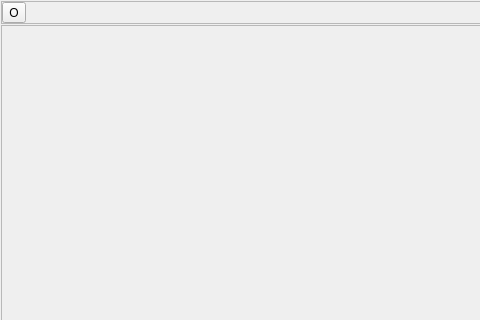
zhaohuarong/AVBrowser, file mainwindow.ui: the form before one commit; both pictures show x 0 to 480 and y 0 to 320 of the 1179 by 616 pixel window.
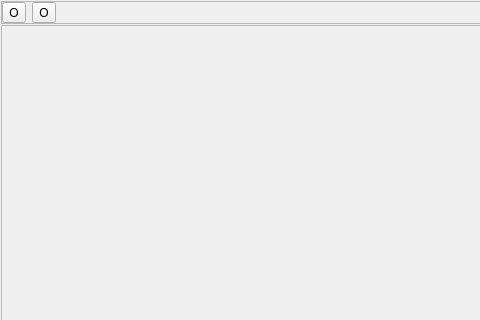
The form after the commit. Icons and pictures are not drawn.

Patch:
```diff
--- a/mainwindow.ui
+++ b/mainwindow.ui
@@ -68,6 +68,23 @@
          </property>
         </widget>
        </item>
+       <item>
+        <widget class="QToolButton" name="btnRefresh">
+         <property name="text">
+          <string>O</string>
+         </property>
+         <property name="icon">
+          <iconset resource="res.qrc">
+           <normaloff>:/image/refresh.png</normaloff>:/image/refresh.png</iconset>
+         </property>
+         <property name="iconSize">
+          <size>
+           <width>32</width>
+           <height>32</height>
+          </size>
+         </property>
+        </widget>
+       </item>
        <item>
         <spacer name="horizontalSpacer">
          <property name="orientation">
```
